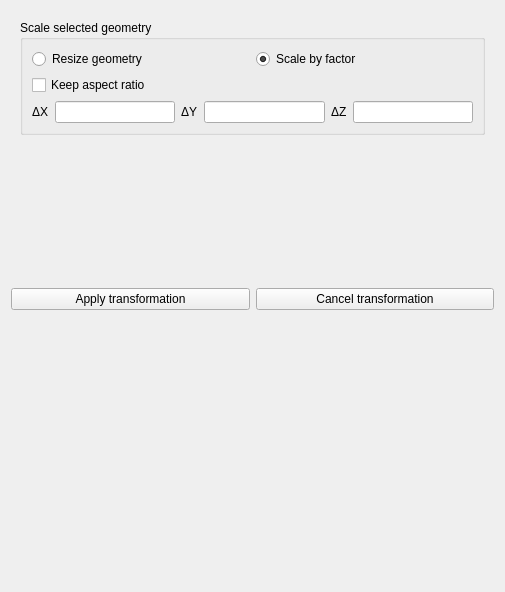
This is SIM-VICUS/src/SVPropEditGeometry.ui in ghorwin/SIM-VICUS as Qt 5 draws it before an edit. The edited form follows.
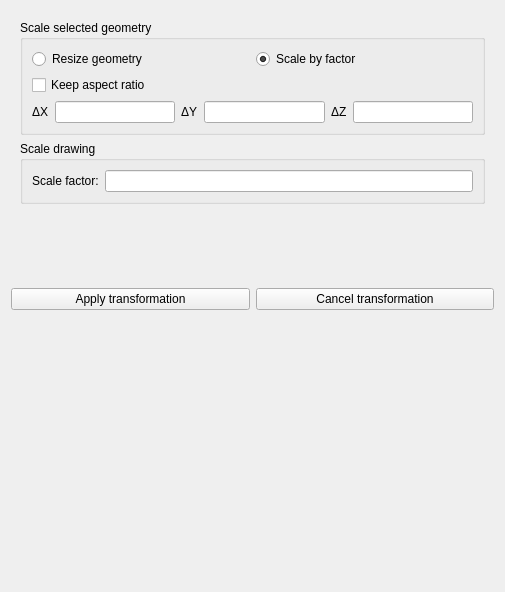
This is the edited form. The open tabs and pages were chosen to show the change. Custom widgets are drawn as their Qt base class.

Commit message: Added drawings to property edit geometry

Patch:
```diff
--- a/SIM-VICUS/src/SVPropEditGeometry.ui
+++ b/SIM-VICUS/src/SVPropEditGeometry.ui
@@ -496,6 +496,25 @@
          </layout>
         </widget>
        </item>
+       <item>
+        <widget class="QGroupBox" name="groupBox_4">
+         <property name="title">
+          <string>Scale drawing </string>
+         </property>
+         <layout class="QHBoxLayout" name="horizontalLayout_2">
+          <item>
+           <widget class="QLabel" name="label_2">
+            <property name="text">
+             <string>Scale factor:</string>
+            </property>
+           </widget>
+          </item>
+          <item>
+           <widget class="QtExt::ValidatingLineEdit" name="lineEditScaleFactor"/>
+          </item>
+         </layout>
+        </widget>
+       </item>
        <item>
         <spacer name="verticalSpacer_8">
          <property name="orientation">
```
Left out of the diff: 12 changed lines with no effect on the pictures. The commit also changes 1 other file.
